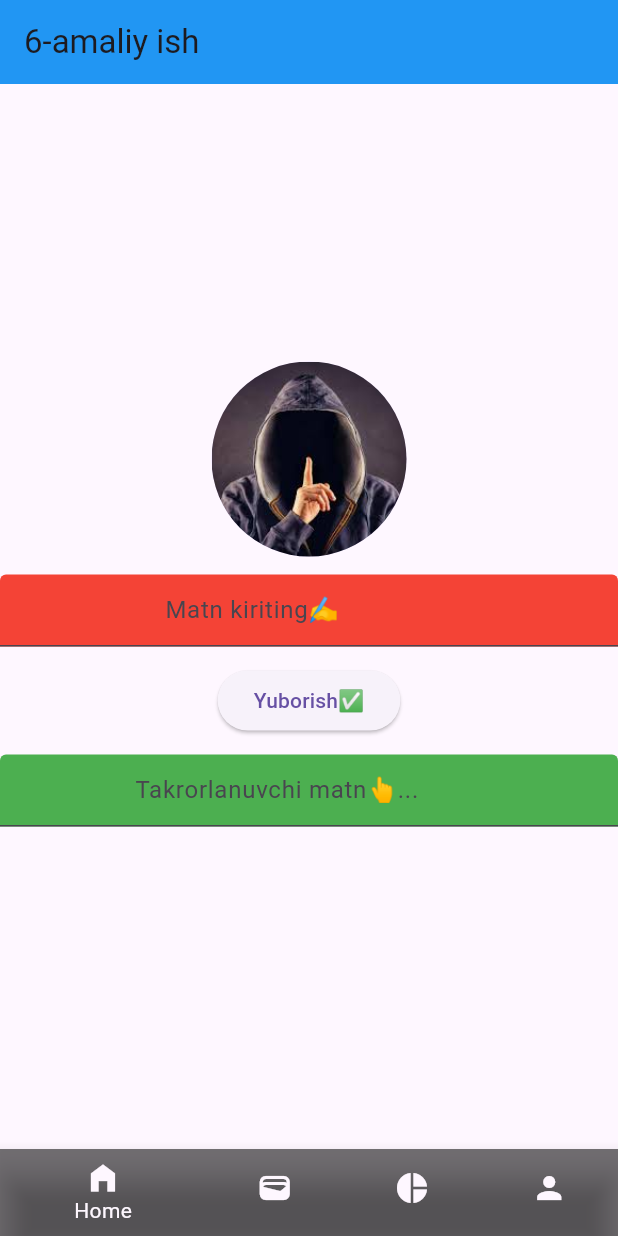
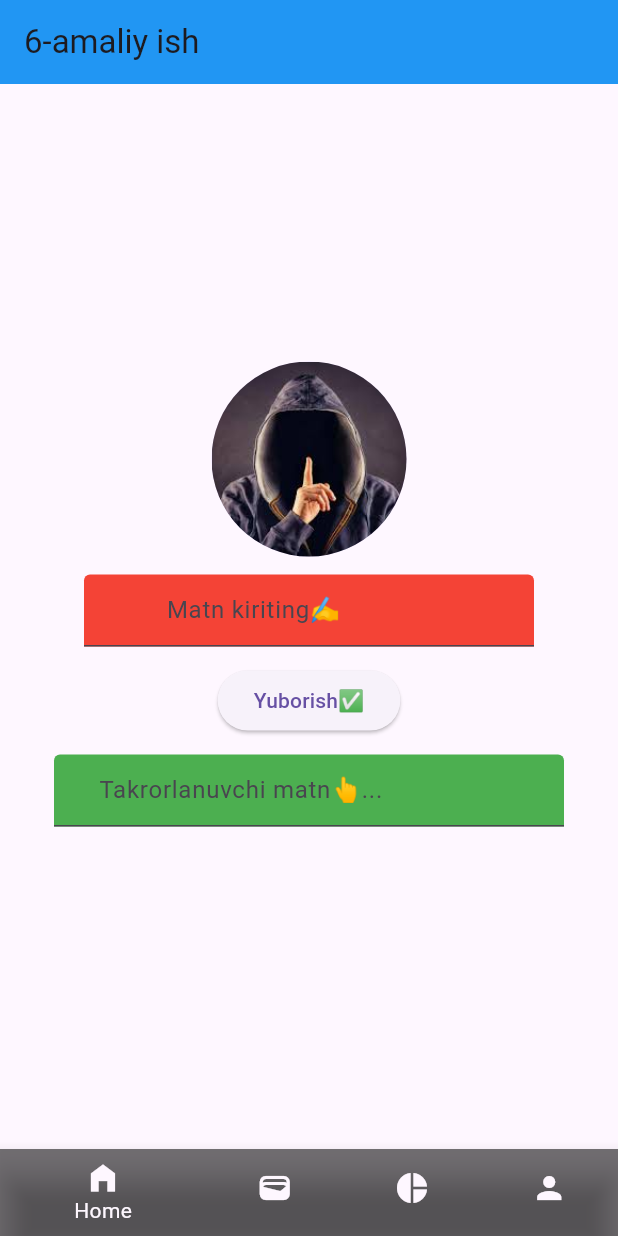
Before and after one commit to Kamronbek477/mobil_ilova2, a Flutter app: the screen it shows after launch, on a phone screen of 412 x 824 dp. Run offline on Flutter 3.47's test engine with Material 3 defaults, Android fonts, the phone set to English and light mode, and no system bars.

Commit message:
Update main.dart

```diff
--- a/lib/main.dart
+++ b/lib/main.dart
@@ -49,19 +49,22 @@ class _MyAppState extends State<MyApp> {
               backgroundImage: AssetImage("rasm/1.jpg"),
             ),
             SizedBox(height: 12),
-            TextField(
+            Padding(
+              padding: const EdgeInsets.symmetric(horizontal: 56),
+              child: TextField(
                 controller: _firstController,
                 decoration: InputDecoration(
                   filled: true,
                   fillColor: Colors.red,
                   hintText: "Matn kiriting✍",
-                contentPadding: EdgeInsets.symmetric(horizontal: 106),
+                  contentPadding: EdgeInsets.symmetric(horizontal: 51),
                 ),
                 onChanged: (text) {
                   setState(() {
                     _firstText = text;
                   });
                 },
+              ),
             ),
             SizedBox(height: 12),
             ElevatedButton(
@@ -73,13 +76,16 @@ class _MyAppState extends State<MyApp> {
               child: Text("Yuborish✅"),
             ),
             SizedBox(height: 12),
-            TextField(
+            Padding(
+              padding: const EdgeInsets.symmetric(horizontal: 36),
+              child: TextField(
                 controller: _secondController,
                 decoration: InputDecoration(
                   filled: true,
                   fillColor: Colors.green,
                   hintText: "Takrorlanuvchi matn👆...",
-                contentPadding: EdgeInsets.symmetric(horizontal: 86),
+                  contentPadding: EdgeInsets.symmetric(horizontal: 26),
+                ),
               ),
             ),
             SizedBox(height: 30),
```
Lines whose indentation alone changed are shown as unchanged.
